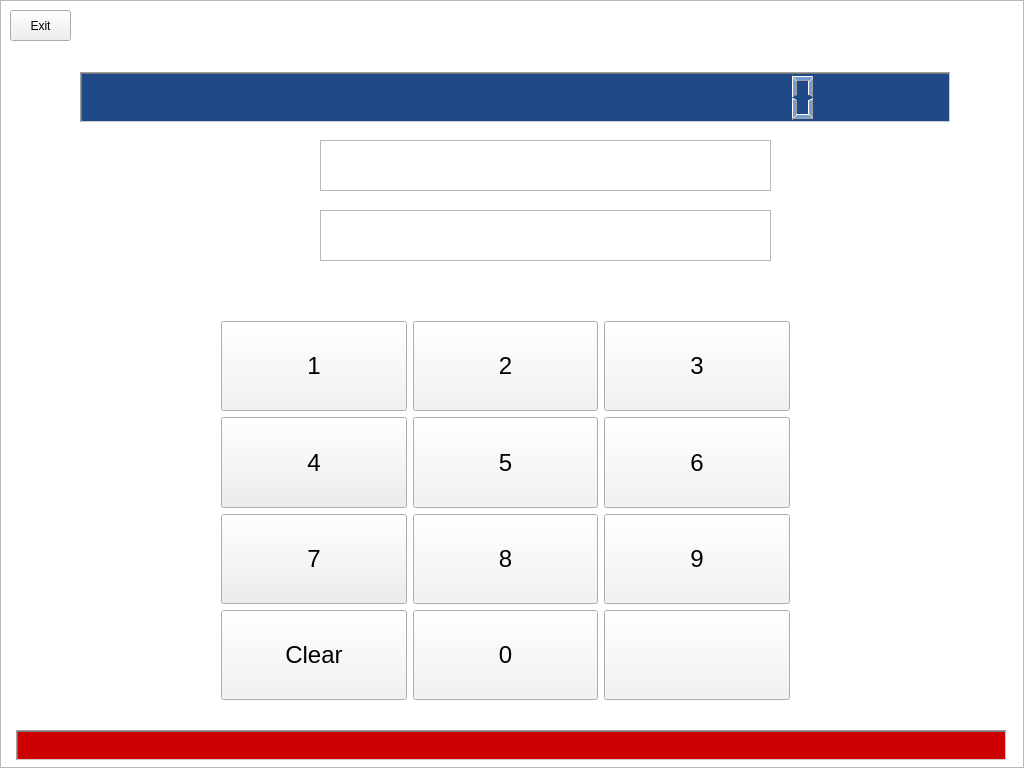
This is mainwindow.ui in swodaemkram/aces as Qt 5 draws it before an edit. The edited form follows.
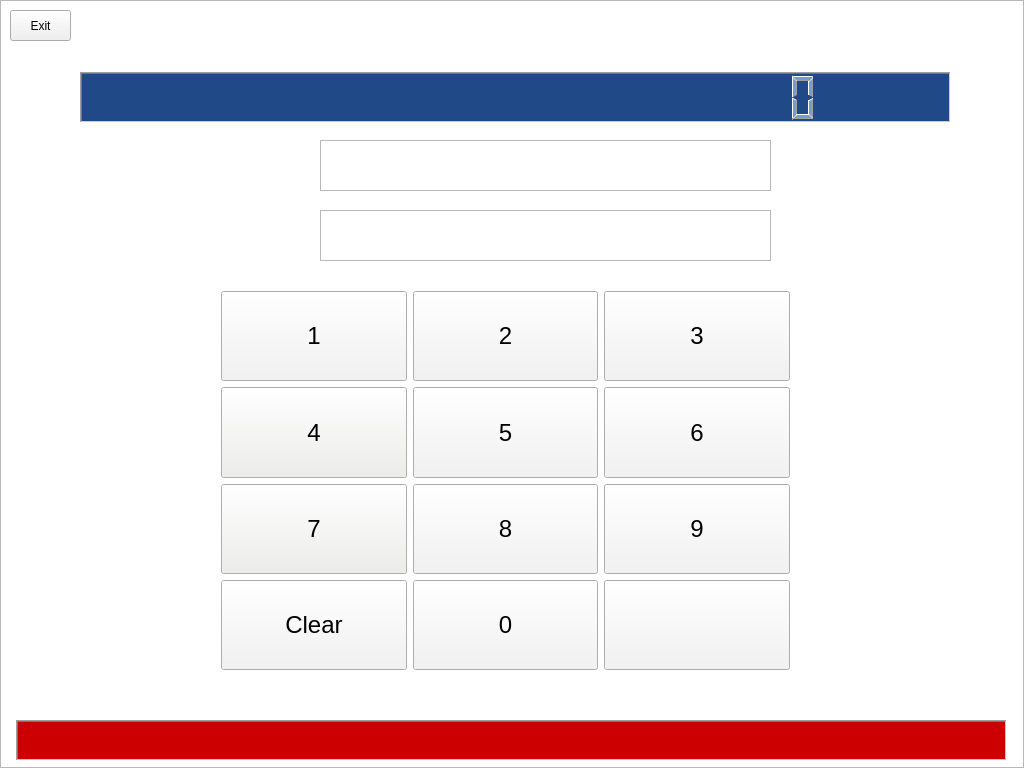
This is the edited form.

Patch:
```diff
--- a/mainwindow.ui
+++ b/mainwindow.ui
@@ -174,7 +174,7 @@
     <property name="geometry">
      <rect>
       <x>210</x>
-      <y>310</y>
+      <y>280</y>
       <width>591</width>
       <height>401</height>
      </rect>
@@ -1651,9 +1651,9 @@
     <property name="geometry">
      <rect>
       <x>16</x>
-      <y>730</y>
+      <y>720</y>
       <width>991</width>
-      <height>31</height>
+      <height>41</height>
      </rect>
     </property>
     <property name="palette">
@@ -1801,6 +1801,11 @@
       </disabled>
      </palette>
     </property>
+    <property name="font">
+     <font>
+      <pointsize>14</pointsize>
+     </font>
+    </property>
     <property name="autoFillBackground">
      <bool>true</bool>
     </property>
```
